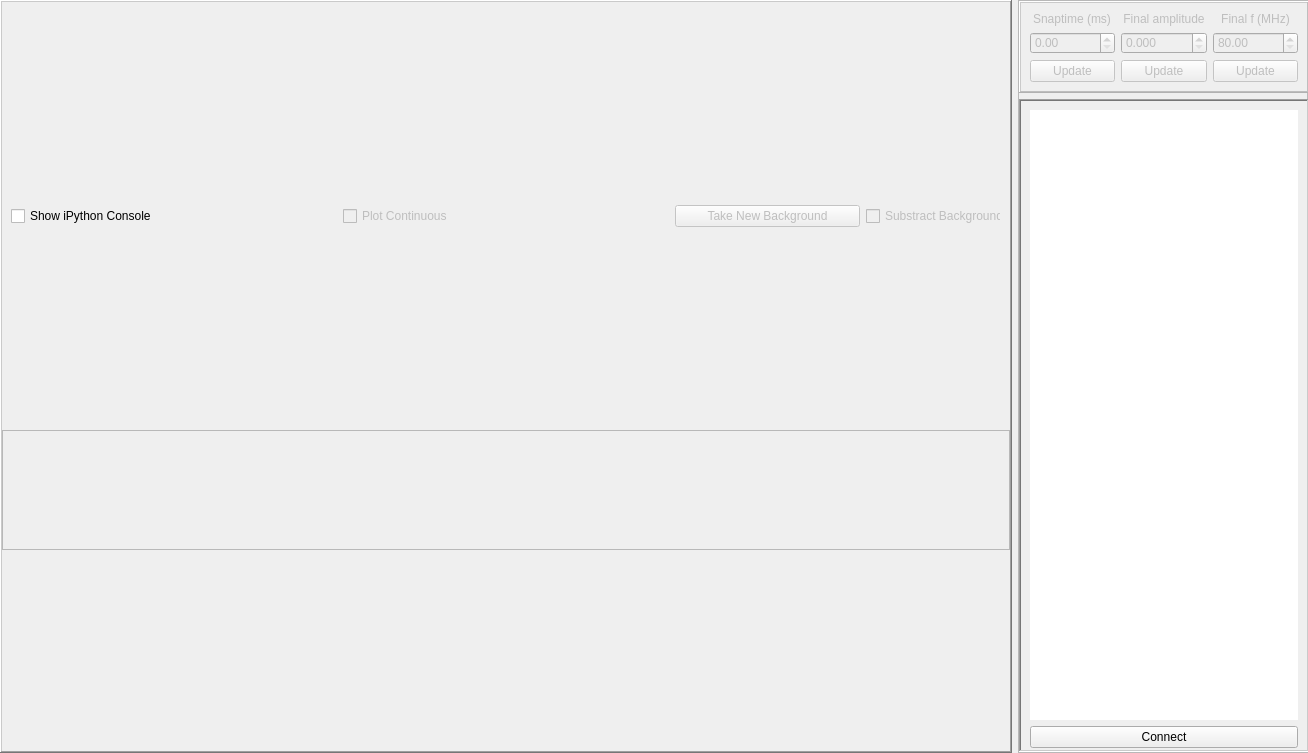
Qt form widgets/pgc/gui.ui (JeremyQO/GUI-Experiment) before a commit.
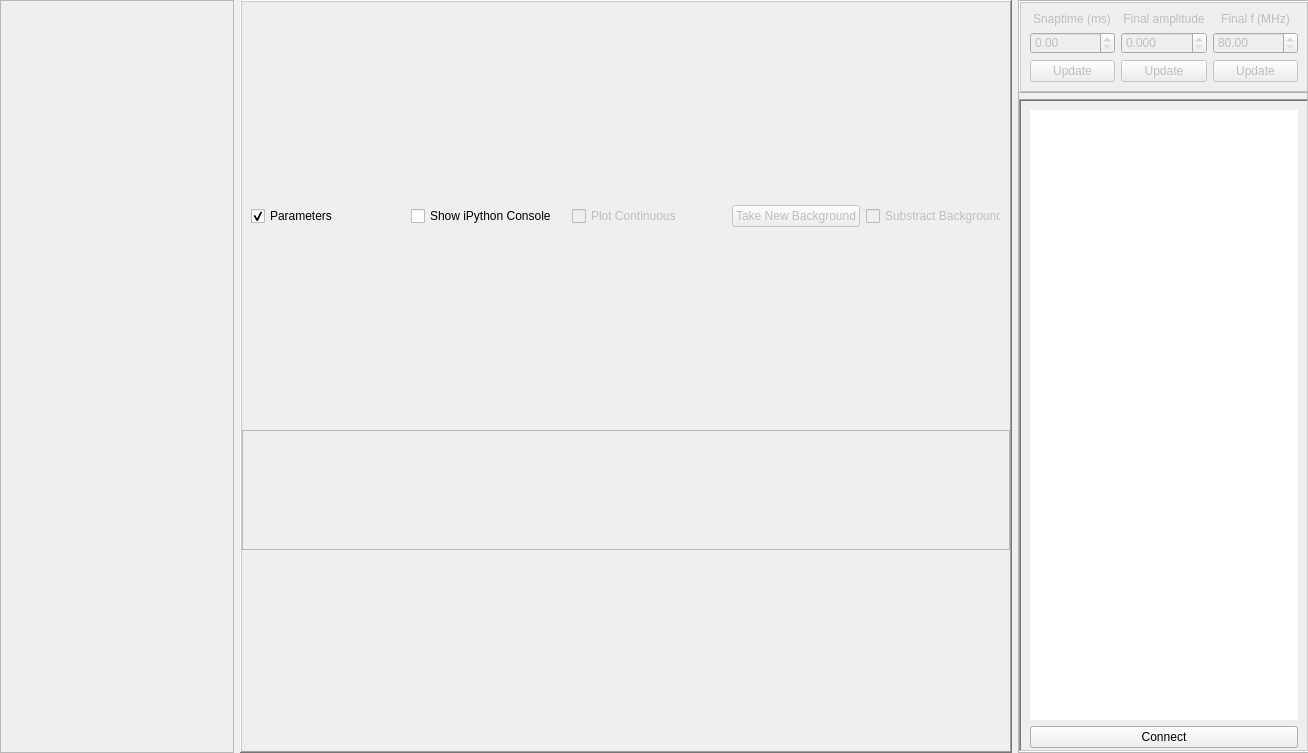
The same form after that commit.

Diff of the .ui file:
```diff
--- a/widgets/pgc/gui.ui
+++ b/widgets/pgc/gui.ui
@@ -26,11 +26,27 @@
    <property name="bottomMargin">
     <number>0</number>
    </property>
+   <item>
+    <widget class="QFrame" name="frame_parameters">
+     <property name="frameShape">
+      <enum>QFrame::StyledPanel</enum>
+     </property>
+     <property name="frameShadow">
+      <enum>QFrame::Raised</enum>
+     </property>
+    </widget>
+   </item>
    <item>
     <widget class="QFrame" name="frame">
      <property name="enabled">
       <bool>true</bool>
      </property>
+     <property name="minimumSize">
+      <size>
+       <width>772</width>
+       <height>0</height>
+      </size>
+     </property>
      <property name="frameShape">
       <enum>QFrame::WinPanel</enum>
      </property>
@@ -77,6 +93,16 @@
          <property name="bottomMargin">
           <number>0</number>
          </property>
+         <item>
+          <widget class="QCheckBox" name="checkBox_parameters">
+           <property name="text">
+            <string>Parameters</string>
+           </property>
+           <property name="checked">
+            <bool>true</bool>
+           </property>
+          </widget>
+         </item>
          <item>
           <widget class="QCheckBox" name="checkBox_iPython">
            <property name="enabled">
```
